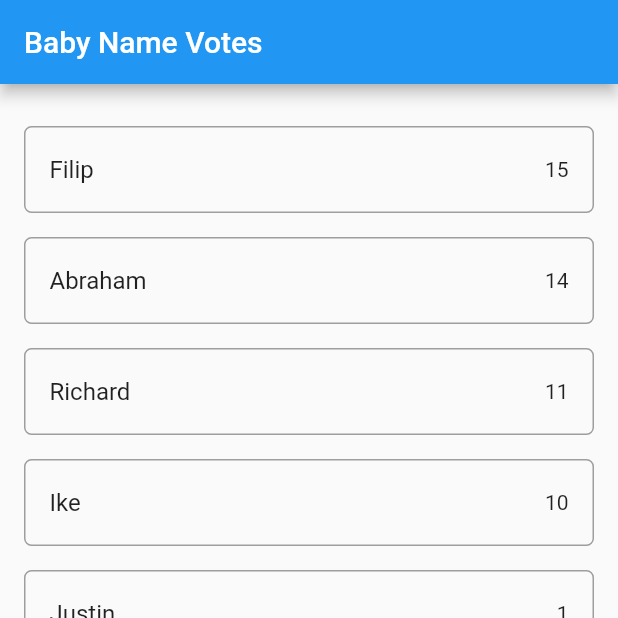
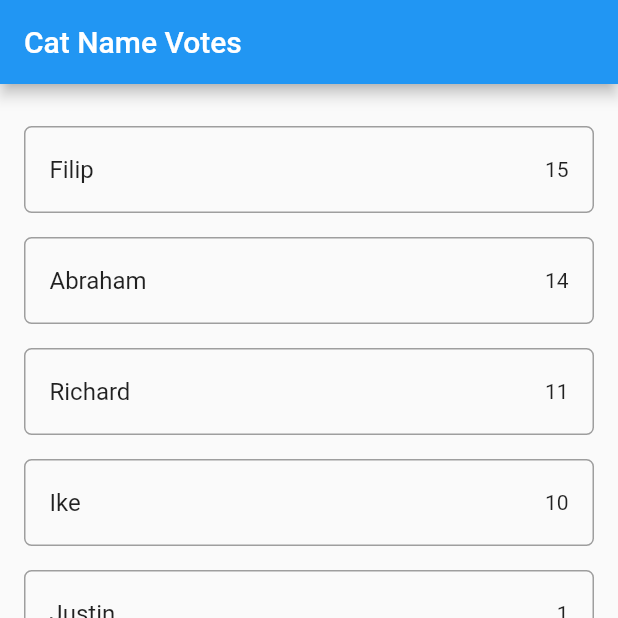
Before and after one commit to gilhardl/flutter_cat_names, a Flutter app: the screen it shows after launch, on a phone screen of 412 x 824 dp, the top half of it. Run offline on Flutter 3.47's test engine with Material 2 defaults, Android fonts, the phone set to English and light mode, and no system bars; our stand-ins replace cloud_firestore; accounts and stored records are empty.

Commit message:
customize baby to cat

```diff
--- a/lib/main.dart
+++ b/lib/main.dart
@@ -15,7 +15,7 @@ class MyApp extends StatelessWidget {
   @override
   Widget build(BuildContext context) {
     return MaterialApp(
-      title: 'Baby Names',
+      title: 'Cat Names',
       home: MyHomePage(),
     );
   }
@@ -32,7 +32,7 @@ class _MyHomePageState extends State<MyHomePage> {
   @override
   Widget build(BuildContext context) {
     return Scaffold(
-      appBar: AppBar(title: Text('Baby Name Votes')),
+      appBar: AppBar(title: Text('Cat Name Votes')),
       body: _buildBody(context),
     );
   }
```
